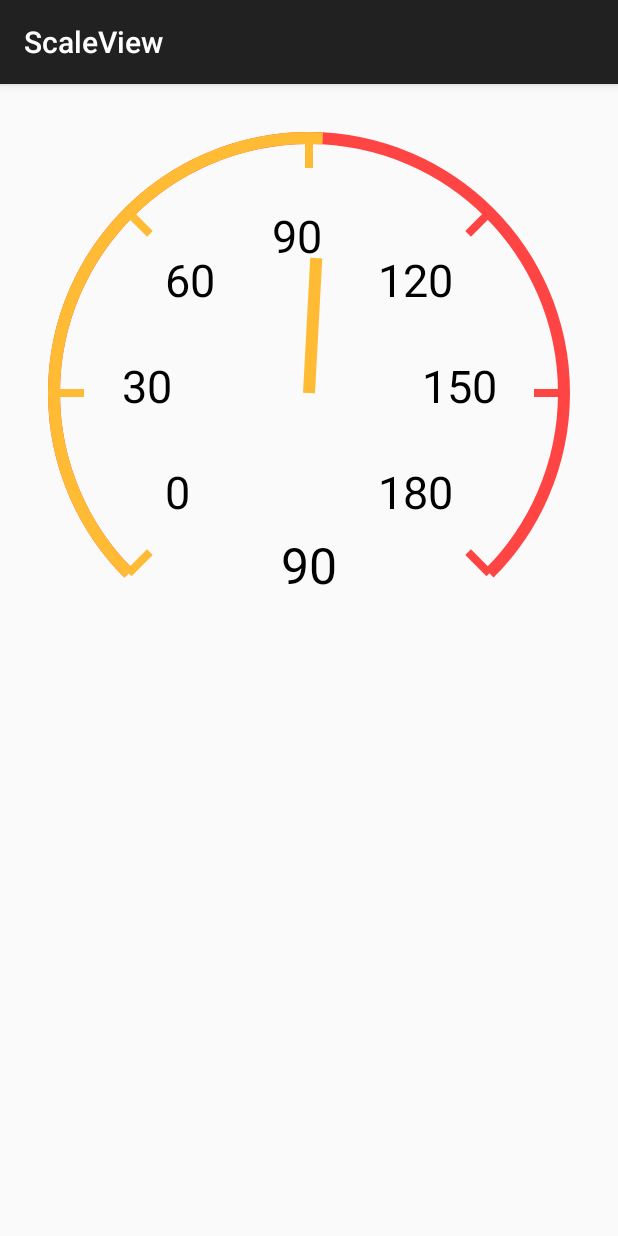
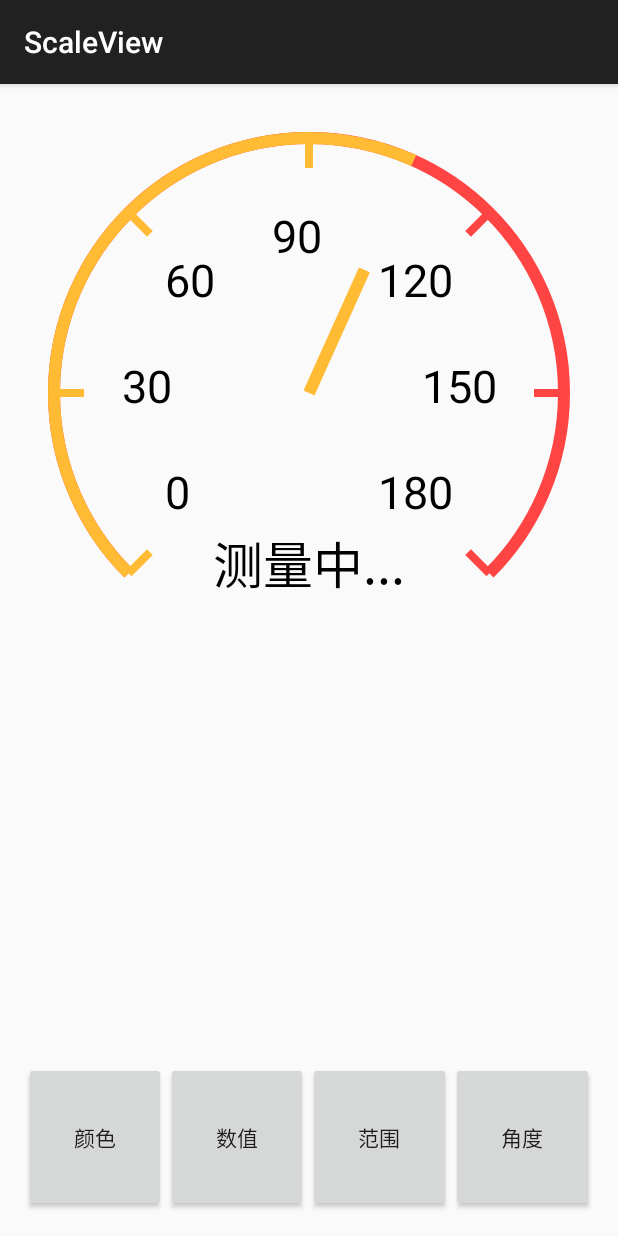
Before and after one commit to java02014/ScaleView, an Android app: the screen it shows after launch (MainActivity), on a phone screen of 412 x 824 dp. Run offline under Robolectric (Android 15) with nearby library versions, the phone set to English and light mode, and no system bars.

Commit message:
add sample

```diff
--- a/app/src/main/java/com/scorpioneal/scaleview/MainActivity.java
+++ b/app/src/main/java/com/scorpioneal/scaleview/MainActivity.java
@@ -1,21 +1,27 @@
 package com.scorpioneal.scaleview;
 
+import android.graphics.Color;
 import android.os.Bundle;
 import android.os.Handler;
 import android.os.Message;
 import android.support.v7.app.AppCompatActivity;
 import android.util.Log;
+import android.view.View;
+import android.widget.Button;
 
 import java.util.Random;
 
-public class MainActivity extends AppCompatActivity {
+public class MainActivity extends AppCompatActivity implements View.OnClickListener{
 
     private static final String TAG = MainActivity.class.getSimpleName();
 
     private ScaleView mScaleView;
     private int i = 1;
 
+    private Button mValueBtn, mRangeBtn, mAngelBtn, mColorBtn;
+
     private Random mRandom;
+
     @Override
     protected void onCreate(Bundle savedInstanceState) {
         super.onCreate(savedInstanceState);
@@ -23,9 +29,53 @@ public class MainActivity extends AppCompatActivity {
 
         mScaleView = (ScaleView)findViewById(R.id.scaleview);
         mScaleView.setShownValue(110);
+        mValueBtn = (Button)findViewById(R.id.change_value_btn);
+        mRangeBtn = (Button)findViewById(R.id.change_range_btn);
+        mAngelBtn = (Button)findViewById(R.id.change_angle_btn);
+        mColorBtn = (Button)findViewById(R.id.change_color_btn);
+
+        mValueBtn.setOnClickListener(this);
+        mRangeBtn.setOnClickListener(this);
+        mAngelBtn.setOnClickListener(this);
+        mColorBtn.setOnClickListener(this);
+
 
         mRandom = new Random();
-        mHandler.sendEmptyMessage(123);
+    }
+
+    private boolean flag = false;
+
+    @Override
+    public void onClick(View v) {
+        switch (v.getId()) {
+            case R.id.change_value_btn:
+                float f = mScaleView.getMaxValue();
+                Message message = mHandler.obtainMessage(123);
+                message.arg1 = mRandom.nextInt((int)f);
+                mHandler.sendMessage(message);
+                break;
+            case R.id.change_range_btn:
+                flag = !flag;
+                if(flag) {
+                    mScaleView.setMinMaxValue(100, 400);
+                }else {
+                    mScaleView.setMinMaxValue(0, 180);
+                }
+
+                break;
+            case R.id.change_angle_btn:
+                flag = !flag;
+                if(flag) {
+                    mScaleView.setStartEndAngle(90, 450);
+                } else {
+                    mScaleView.setStartEndAngle(135, 405);
+                }
+                break;
+            case R.id.change_color_btn:
+                mScaleView.setScaleBackgroundColor(Color.rgb(mRandom.nextInt(255), mRandom.nextInt(255), mRandom.nextInt(255)));
+                mScaleView.setScaleSecondaryBackgroundColor(Color.rgb(mRandom.nextInt(255), mRandom.nextInt(255), mRandom.nextInt(255)));
+                break;
+        }
     }
 
     Handler mHandler = new Handler(){
@@ -33,12 +83,10 @@ public class MainActivity extends AppCompatActivity {
         public void handleMessage(Message msg) {
             super.handleMessage(msg);
             if(msg.what == 123){
-                int t = mRandom.nextInt(180);
+                int t = msg.arg1;
                 Log.d(TAG, "update view " + t);
                 mScaleView.setShownValue(t);
-                mScaleView.setShowText(t+"");
-
-                mHandler.sendEmptyMessageDelayed(123, 1000);
+                mScaleView.setShowText(t + "");
             }
         }
     };
--- a/app/src/main/java/com/scorpioneal/scaleview/ScaleView.java
+++ b/app/src/main/java/com/scorpioneal/scaleview/ScaleView.java
@@ -130,6 +130,9 @@ public class ScaleView extends View {
     protected void onDraw(Canvas canvas) {
         super.onDraw(canvas);
 
+        mScaleBgPaint.setColor(mScaleBackgroundColor);
+        mScaleProgressPaint.setColor(mScaleSecondaryBackgroundColor);
+
         RectF circleRect = new RectF(VIEW_PADDING, VIEW_PADDING, VIEW_PADDING+ mRadius * 2, VIEW_PADDING + mRadius * 2);
         //画背景大圈
         canvas.drawArc(circleRect, mStartAngle, mEndAngle - mStartAngle, false, mScaleBgPaint);
@@ -216,9 +219,15 @@ public class ScaleView extends View {
      * 设置显示的值
      * @param value
      */
-    public void setShownValue(final float value){
-
-        ValueAnimator valueAnimator = new ValueAnimator().ofFloat(lastShownValue, value);
+    public void setShownValue(float value){
+        if(value - mMinValue < 0.0000001f) {
+            value = mMinValue;
+        }
+        if(value - mMaxValue > 0.0000001f) {
+            value = mMaxValue;
+        }
+        final float v = value;
+        ValueAnimator valueAnimator = new ValueAnimator().ofFloat(lastShownValue, v);
         valueAnimator.setInterpolator(new MyIntepolator());
         valueAnimator.addUpdateListener(new ValueAnimator.AnimatorUpdateListener() {
             @Override
@@ -238,7 +247,7 @@ public class ScaleView extends View {
 
             @Override
             public void onAnimationEnd(Animator animation) {
-                lastShownValue = value;
+                lastShownValue = v;
             }
 
             @Override
@@ -268,4 +277,46 @@ public class ScaleView extends View {
         }
     }
 
+    public float getMinValue() {
+        return mMinValue;
+    }
+
+    public float getMaxValue() {
+        return mMaxValue;
+    }
+
+    /**
+     * 设置刻度颜色
+     * @param mScaleBackgroundColor
+     */
+    public void setScaleBackgroundColor(int mScaleBackgroundColor) {
+        this.mScaleBackgroundColor = mScaleBackgroundColor;
+        invalidate();
+    }
+
+    /**
+     * 设置进度条颜色
+     * @param mScaleSecondaryBackgroundColor
+     */
+    public void setScaleSecondaryBackgroundColor(int mScaleSecondaryBackgroundColor) {
+        this.mScaleSecondaryBackgroundColor = mScaleSecondaryBackgroundColor;
+        invalidate();
+    }
+
+    /**
+     * 设置最大值和最小值
+     * @param minValue
+     * @param maxValue
+     */
+    public void setMinMaxValue(float minValue, float maxValue) {
+        this.mMinValue = Math.min(minValue, maxValue);
+        this.mMaxValue = Math.max(minValue, maxValue);
+        invalidate();
+    }
+
+    public void setStartEndAngle(float startAngle, float endAngle) {
+        this.mStartAngle = Math.min(startAngle, endAngle);
+        this.mEndAngle = Math.max(startAngle, endAngle);
+        invalidate();
+    }
 }
--- a/app/src/main/res/layout/activity_main.xml
+++ b/app/src/main/res/layout/activity_main.xml
@@ -14,4 +14,38 @@
         android:layout_width="match_parent"
         android:layout_height="match_parent" />
 
+    <LinearLayout
+        android:orientation="horizontal"
+        android:layout_width="match_parent"
+        android:layout_height="100dp"
+        android:layout_alignParentBottom="true">
+        <Button
+            android:id="@+id/change_color_btn"
+            android:layout_weight="1"
+            android:layout_width="0dp"
+            android:text="颜色"
+            android:layout_height="match_parent" />
+
+        <Button
+            android:id="@+id/change_value_btn"
+            android:text="数值"
+            android:layout_weight="1"
+            android:layout_width="0dp"
+            android:layout_height="match_parent" />
+
+        <Button
+            android:id="@+id/change_range_btn"
+            android:text="范围"
+            android:layout_weight="1"
+            android:layout_width="0dp"
+            android:layout_height="match_parent" />
+
+        <Button
+            android:id="@+id/change_angle_btn"
+            android:text="角度"
+            android:layout_weight="1"
+            android:layout_width="0dp"
+            android:layout_height="match_parent" />
+    </LinearLayout>
+
 </RelativeLayout>
```
